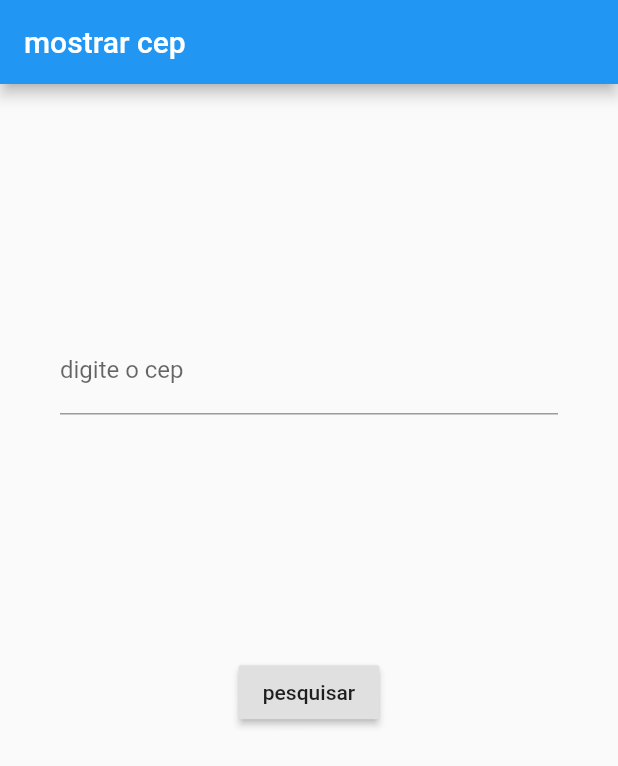
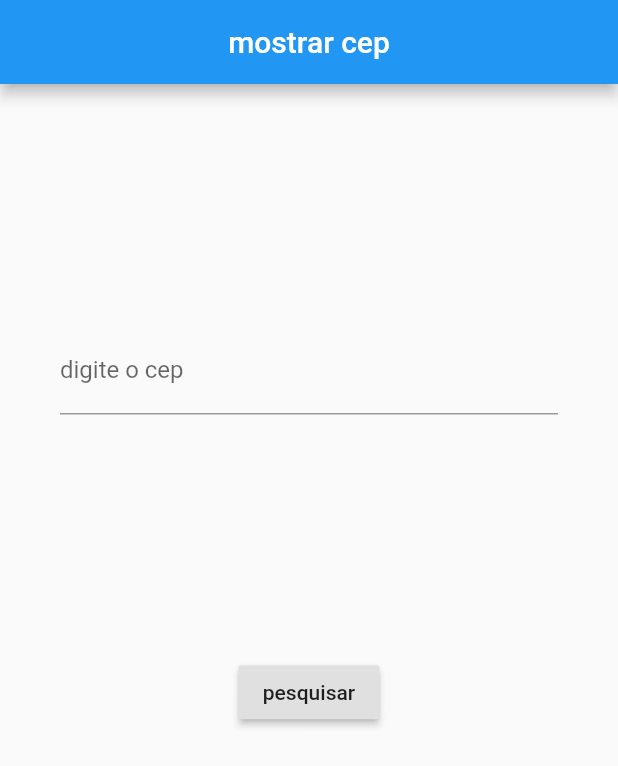
Before and after one commit to OuroborosD/cep_consumer, a Flutter app: the screen it shows after launch, on a phone screen of 412 x 824 dp. Shown: the top 766 px of the screen. Run offline on Flutter 3.47's test engine with Material 2 defaults, Android fonts, the phone set to English and light mode, and no system bars.

Commit message:
'titulo_centralizado'

```diff
--- a/lib/main.dart
+++ b/lib/main.dart
@@ -45,7 +45,12 @@ class _HomeState extends State<Home> {
   Widget build(BuildContext context) {
     return Scaffold(
       appBar: AppBar(
-        title: Text('mostrar cep'),
+        title: Row(
+          mainAxisAlignment: MainAxisAlignment.center,
+            children: <Widget>[
+              Text('mostrar cep')
+            ],
+        ),
       ),
       body: Container(
         child: Align(
```
